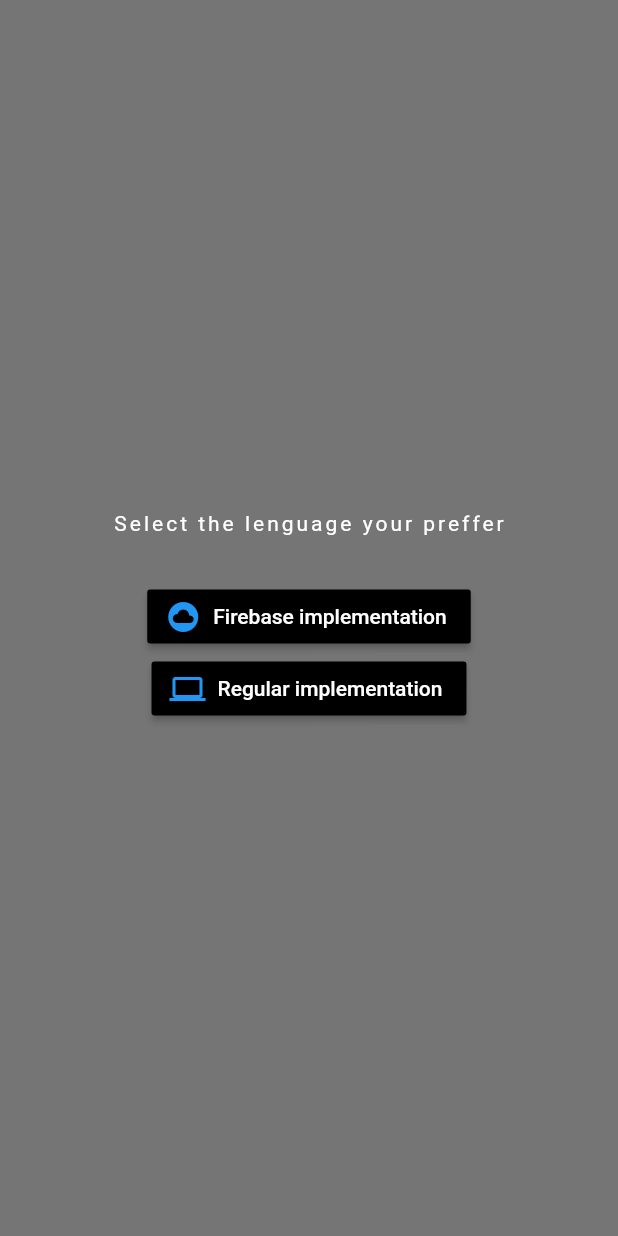
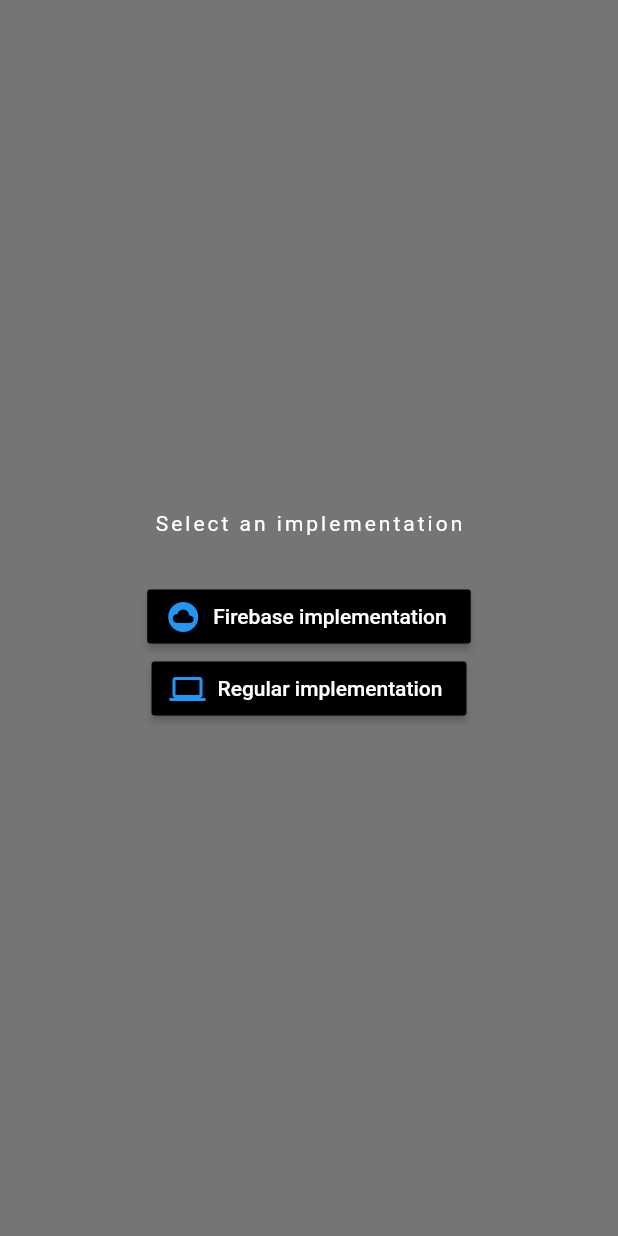
Before and after one commit to jaimecuellar14/flutter-app, a Flutter app: the screen it shows after launch, on a phone screen of 412 x 824 dp. Run offline on Flutter 3.47's test engine with Material 2 defaults, Android fonts, the phone set to English and light mode, and no system bars; our stand-ins replace cloud_firestore; accounts and stored records are empty.

Commit message:
Final firebase implementation

```diff
--- a/lib/pages/home.dart
+++ b/lib/pages/home.dart
@@ -12,7 +12,7 @@ class Home extends StatelessWidget{
           children: <Widget>[
             Container(
               margin: EdgeInsets.only(bottom: 30),
-              child: Text("Select the lenguage your preffer", style: TextStyle(color: Colors.white, letterSpacing: 2),),
+              child: Text("Select an implementation", style: TextStyle(color: Colors.white, letterSpacing: 2),),
             ),
             RaisedButton.icon(
               onPressed: (){Navigator.pushNamed(context, '/firebaseBikes', arguments:"Firebase implementation");},
```
